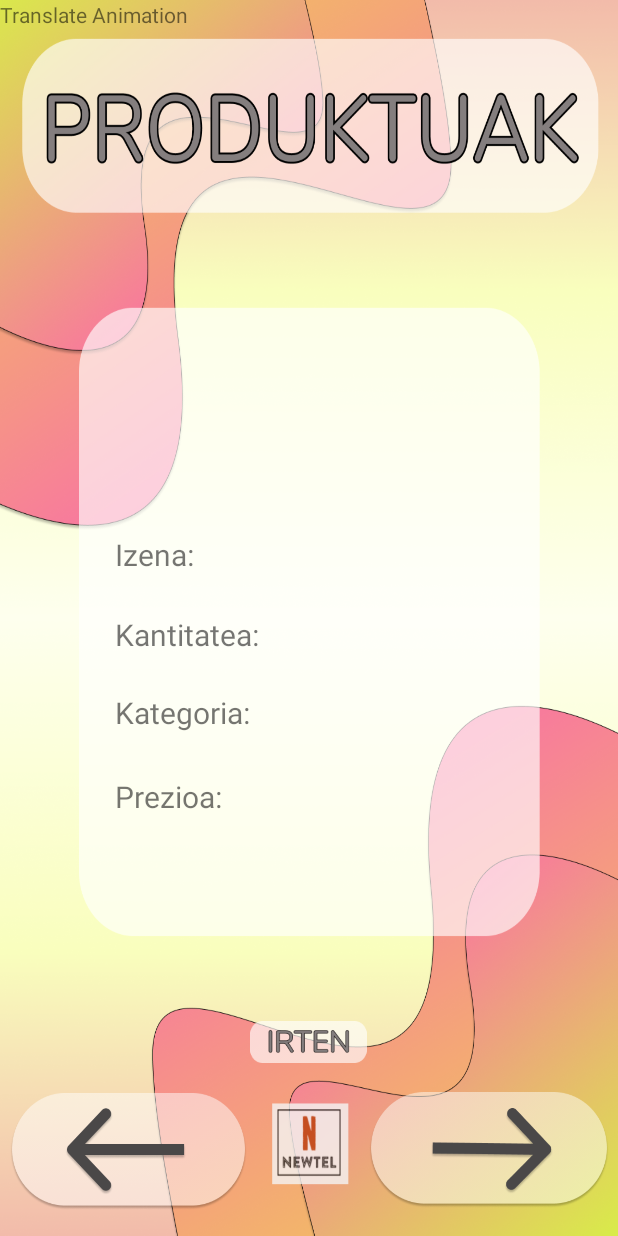
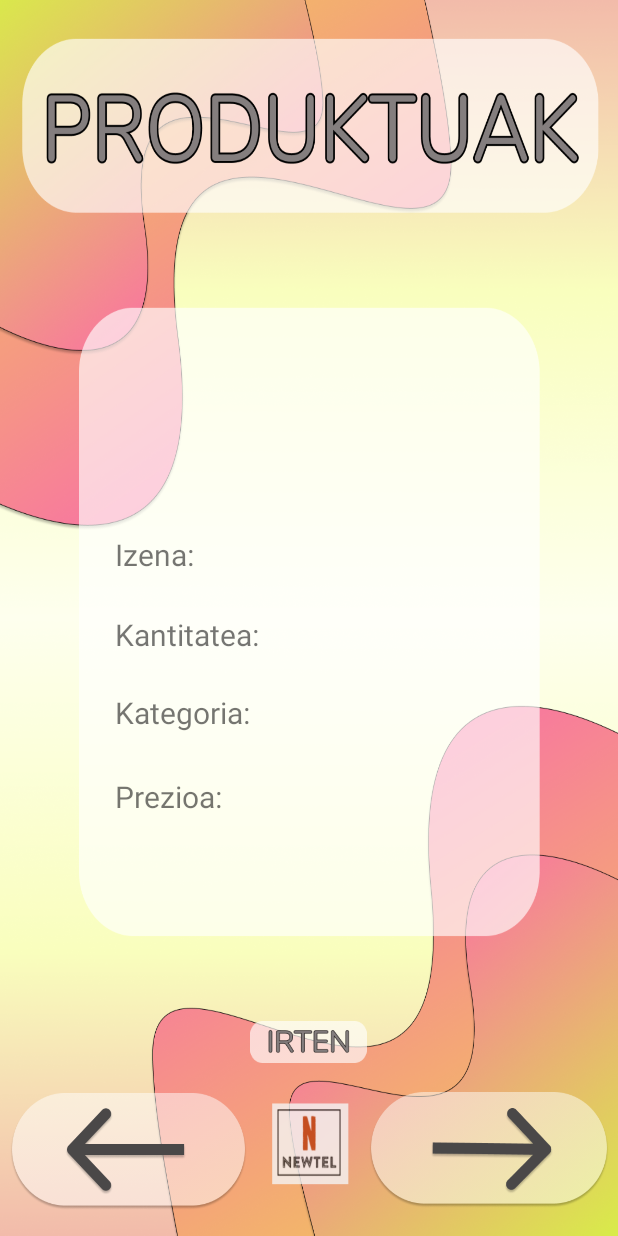
Before and after one commit to MaitaneG/DordokaRazing, an Android app: the layout fragment_second.xml on its own in the app's theme, with its tools: preview values and no code run, on a phone screen of 412 x 824 dp. Run offline under Robolectric (Android 15) with nearby library versions, the light colour scheme and no system bars.

Commit message:
Animation

```diff
--- a/NewTelApp/app/src/main/java/com/example/newtelapp/Datuak.java
+++ b/NewTelApp/app/src/main/java/com/example/newtelapp/Datuak.java
@@ -32,7 +32,7 @@ public class Datuak {
                     line=line.substring(0, line.length()-1);
                     datuak.add(line);
                     String[] strings = line.split(";");
-                    produktuak.add(new Produktua(Integer.parseInt(strings[0]),strings[1],strings[2], Float.parseFloat(strings[3]),Integer.parseInt(strings[4])));
+                    produktuak.add(new Produktua(Integer.parseInt(strings[0]),strings[1],strings[2], Float.parseFloat(strings[3])/*,Integer.parseInt(strings[4])*/));
                     Log.d("linea",strings.toString());
                 }
             }
--- a/NewTelApp/app/src/main/java/com/example/newtelapp/MainActivity.java
+++ b/NewTelApp/app/src/main/java/com/example/newtelapp/MainActivity.java
@@ -33,10 +33,6 @@ public class MainActivity extends AppCompatActivity {
         binding = ActivityMainBinding.inflate(getLayoutInflater());
         setContentView(binding.getRoot());
         //setSupportActionBar(binding.toolbar);
-
-        TextView tv = findViewById(R.id.textview_second);
-
-
 
         NavController navController = Navigation.findNavController(this, R.id.nav_host_fragment_content_main);
         /*appBarConfiguration = new AppBarConfiguration.Builder(navController.getGraph()).build();
--- a/NewTelApp/app/src/main/res/layout/fragment_second.xml
+++ b/NewTelApp/app/src/main/res/layout/fragment_second.xml
@@ -38,14 +38,6 @@
         app:layout_constraintTop_toTopOf="parent"
         app:layout_constraintVertical_bias="0.977"
         tools:ignore="SpeakableTextPresentCheck" />
-
-    <TextView
-        android:id="@+id/textview_second"
-        android:layout_width="wrap_content"
-        android:layout_height="wrap_content"
-        app:layout_constraintEnd_toEndOf="parent"
-        app:layout_constraintStart_toStartOf="parent"
-        app:layout_constraintTop_toTopOf="parent" />
 
     <!-- Produktua izena TextView -->
 
@@ -171,12 +163,4 @@
         app:layout_constraintVertical_bias="0.864"
         tools:ignore="SpeakableTextPresentCheck" />
 
-    <TextView
-        android:id="@+id/textView"
-        android:layout_width="wrap_content"
-        android:layout_height="wrap_content"
-        android:text="Translate Animation"
-        tools:layout_editor_absoluteX="168dp"
-        tools:layout_editor_absoluteY="228dp" />
-
 </androidx.constraintlayout.widget.ConstraintLayout>
```
Also changed, not shown: NewTelApp/app/src/main/java/com/example/newtelapp/Produktua.java (+5 -5 lines), NewTelApp/app/src/main/java/com/example/newtelapp/SecondFragment.java (+14 -1 lines), NewTelApp/app/src/main/res/anim/fade_in.xml (added, +7 -0 lines).
